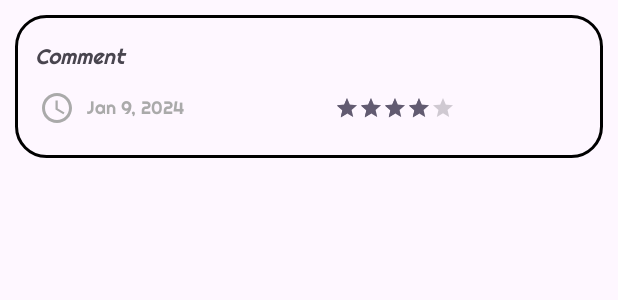
After one commit to Team-17-MMM/BookingAppMobileTeam17, an Android app: the layout review_card.xml on its own in the app's theme, with its tools: preview values and no code run, on a phone screen of 412 x 824 dp. The commit adds this screen. Shown: the top 300 px of the screen. Run offline under Robolectric (Android 15) with nearby library versions, the phone set to English and light mode, and no system bars.

Commit message:
feat: host review activity load reviews

```diff
--- a/app/src/main/AndroidManifest.xml
+++ b/app/src/main/AndroidManifest.xml
@@ -93,7 +93,7 @@
             android:theme="@style/Theme.BookingAppTeam17"/>
 
         <activity
-            android:name=".activities.accommodation.RateHostActivity"
+            android:name=".activities.review.RateHostActivity"
             android:screenOrientation="portrait"
             android:label="Rate Host"
             android:theme="@style/Theme.BookingAppTeam17"/>
--- a/app/src/main/java/com/example/bookingappteam17/services/review/IReviewService.java
+++ b/app/src/main/java/com/example/bookingappteam17/services/review/IReviewService.java
@@ -1,8 +1,10 @@
 package com.example.bookingappteam17.services.review;
 
+import com.example.bookingappteam17.dto.review.HostReviewDTO;
 import com.example.bookingappteam17.model.review.ReportedReviewCardDTO;
 
 import java.util.HashSet;
+import java.util.List;
 
 import retrofit2.Call;
 import retrofit2.http.DELETE;
@@ -18,4 +20,7 @@ public interface IReviewService {
 
     @DELETE("review/" + "{hostPath}" + "{id}")
     Call<Void> deleteReview(@Path("id") Long id, @Path("hostPath") String hostPath);
+
+    @GET("review/host/user/{email}")
+    Call<HashSet<HostReviewDTO>> getHostReviews(@Path("email") String email);
 }
--- /dev/null
+++ b/app/src/main/res/drawable/baseline_access_time_24.xml
@@ -0,0 +1,6 @@
+<vector android:height="24dp" android:tint="#949494"
+    android:viewportHeight="24" android:viewportWidth="24"
+    android:width="24dp" xmlns:android="http://schemas.android.com/apk/res/android">
+    <path android:fillColor="@android:color/white" android:pathData="M11.99,2C6.47,2 2,6.48 2,12s4.47,10 9.99,10C17.52,22 22,17.52 22,12S17.52,2 11.99,2zM12,20c-4.42,0 -8,-3.58 -8,-8s3.58,-8 8,-8 8,3.58 8,8 -3.58,8 -8,8z"/>
+    <path android:fillColor="@android:color/white" android:pathData="M12.5,7H11v6l5.25,3.15 0.75,-1.23 -4.5,-2.67z"/>
+</vector>
--- /dev/null
+++ b/app/src/main/res/drawable/baseline_announcement_24_red.xml
@@ -0,0 +1,5 @@
+<vector android:autoMirrored="true" android:height="24dp"
+    android:tint="#FF0000" android:viewportHeight="24"
+    android:viewportWidth="24" android:width="24dp" xmlns:android="http://schemas.android.com/apk/res/android">
+    <path android:fillColor="@android:color/white" android:pathData="M20,2L4,2c-1.1,0 -1.99,0.9 -1.99,2L2,22l4,-4h14c1.1,0 2,-0.9 2,-2L22,4c0,-1.1 -0.9,-2 -2,-2zM13,11h-2L11,5h2v6zM13,15h-2v-2h2v2z"/>
+</vector>
--- /dev/null
+++ b/app/src/main/res/drawable/baseline_clear_24.xml
@@ -0,0 +1,5 @@
+<vector android:height="24dp" android:tint="#FF0000"
+    android:viewportHeight="24" android:viewportWidth="24"
+    android:width="24dp" xmlns:android="http://schemas.android.com/apk/res/android">
+    <path android:fillColor="@android:color/white" android:pathData="M19,6.41L17.59,5 12,10.59 6.41,5 5,6.41 10.59,12 5,17.59 6.41,19 12,13.41 17.59,19 19,17.59 13.41,12z"/>
+</vector>
--- a/app/src/main/res/layout/activity_accommodations_details.xml
+++ b/app/src/main/res/layout/activity_accommodations_details.xml
@@ -219,12 +219,12 @@
             android:layout_marginHorizontal="20sp"
             android:layout_marginVertical="20sp"
             android:fontFamily="@font/righteous"
-            android:text="@string/reviews"
+            android:text="@string/host_reviews"
             android:textAlignment="center"
             android:textColor="@color/white"
             android:textSize="20sp"
             tools2:layout_editor_absoluteX="20dp"
-            android:visibility="gone"/>
+            android:visibility="visible"/>
 
     </LinearLayout>
 
--- /dev/null
+++ b/app/src/main/res/layout/review_card.xml
@@ -0,0 +1,95 @@
+<?xml version="1.0" encoding="utf-8"?>
+<LinearLayout
+    xmlns:android="http://schemas.android.com/apk/res/android"
+    xmlns:app="http://schemas.android.com/apk/res-auto"
+    android:layout_width="match_parent"
+    android:layout_height="wrap_content"
+    android:orientation="horizontal"
+    android:background="@drawable/border_background"
+    android:elevation="4dp"
+    android:layout_margin="10dp"
+    android:paddingVertical="5dp"
+    android:id="@+id/review_card">
+
+    <!-- Report Icon -->
+    <LinearLayout
+        android:layout_width="0dp"
+        android:layout_height="wrap_content"
+        android:layout_marginStart="8dp"
+        android:layout_marginTop="8dp"
+        android:layout_marginEnd="8dp"
+        android:layout_marginBottom="8dp"
+        android:layout_weight="1"
+        android:orientation="vertical">
+
+        <!-- Description of Review -->
+        <TextView
+            android:id="@+id/review_description"
+            android:layout_width="match_parent"
+            android:layout_height="wrap_content"
+            android:text="@string/review_comment"
+            android:layout_margin="5dp"
+            android:textSize="14sp"
+            android:textStyle="italic" />
+
+        <LinearLayout
+            android:layout_width="match_parent"
+            android:layout_height="wrap_content"
+            android:gravity="center_vertical"
+            android:orientation="horizontal">
+
+            <!-- Clock Icon for Date -->
+            <ImageView
+                android:id="@+id/date_icon"
+                android:layout_width="wrap_content"
+                android:layout_height="wrap_content"
+                android:layout_gravity="center"
+                android:src="@drawable/baseline_access_time_24"
+                android:layout_margin="8dp"
+                app:tint="@android:color/darker_gray" />
+
+            <!-- Date of Review -->
+            <TextView
+                android:id="@+id/review_date"
+                android:layout_width="wrap_content"
+                android:layout_height="wrap_content"
+                android:text="Jan 9, 2024"
+                android:textColor="@android:color/darker_gray"
+                android:textSize="12sp" />
+
+            <!-- Rating of Review -->
+            <RatingBar
+                android:id="@+id/review_rating"
+                android:layout_width="wrap_content"
+                android:layout_height="wrap_content"
+                android:layout_marginStart="100dp"
+                android:isIndicator="true"
+                android:numStars="5"
+                android:rating="4"
+                style="@style/Widget.AppCompat.RatingBar.Small"/>
+
+        </LinearLayout>
+
+    </LinearLayout>
+
+    <Button
+        android:id="@+id/report_button"
+        android:layout_width="30dp"
+        android:layout_height="30dp"
+        android:layout_gravity="center"
+        android:background="@drawable/baseline_announcement_24_red"
+        android:layout_margin="8dp"
+        android:visibility="gone"
+        />
+
+    <Button
+        android:id="@+id/delete_review_button"
+        android:layout_width="30dp"
+        android:layout_height="30dp"
+        android:layout_gravity="center"
+        android:background="@drawable/baseline_clear_24"
+        android:layout_margin="8dp"
+        android:visibility="gone"
+        />
+
+</LinearLayout>
--- /dev/null
+++ b/app/src/main/res/values-night/arrays.xml
@@ -0,0 +1,5 @@
+<?xml version="1.0" encoding="utf-8"?>
+<resources>
+    <string-array name="grades">
+        <![CDATA[<resources>     <array name="grades">         <item>1</item>         <item>2</item>         <item>3</item>         <item>4</item>         <item>5</item>     </array> </resources> ]]></string-array>
+</resources>
--- a/app/src/main/res/values-night/strings.xml
+++ b/app/src/main/res/values-night/strings.xml
@@ -42,4 +42,6 @@
     <string name="grade">Grade:</string>
     <string name="username">Username:</string>
     <string name="reviews">Reviews</string>
+    <string name="review_comment">Comment</string>
+    <string name="host_reviews">Host reviews</string>
 </resources>
--- a/app/src/main/res/values/strings.xml
+++ b/app/src/main/res/values/strings.xml
@@ -61,5 +61,7 @@
     <string name="grade">Grade:</string>
     <string name="username">Username:</string>
     <string name="reviews">Reviews</string>
+    <string name="review_comment">Comment</string>
+    <string name="host_reviews">Host reviews</string>
 
 </resources>
```
Also changed, not shown: app/src/main/java/com/example/bookingappteam17/activities/accommodation/AccommodationDetailActivity.java (+3 -11 lines), app/src/main/java/com/example/bookingappteam17/activities/accommodation/RateHostActivity.java (deleted, +0 -19 lines), app/src/main/java/com/example/bookingappteam17/activities/review/RateHostActivity.java (added, +53 -0 lines), app/src/main/java/com/example/bookingappteam17/adapters/HostReviewAdapter.java (added, +89 -0 lines), app/src/main/java/com/example/bookingappteam17/dto/review/HostReviewDTO.java (added, +72 -0 lines), app/src/main/java/com/example/bookingappteam17/viewmodel/review/RateHostViewModel.java (added, +45 -0 lines), app/src/main/res/layout/activity_rate_host.xml (+128 -3 lines), app/src/main/res/values/arrays.xml (added, +10 -0 lines).
